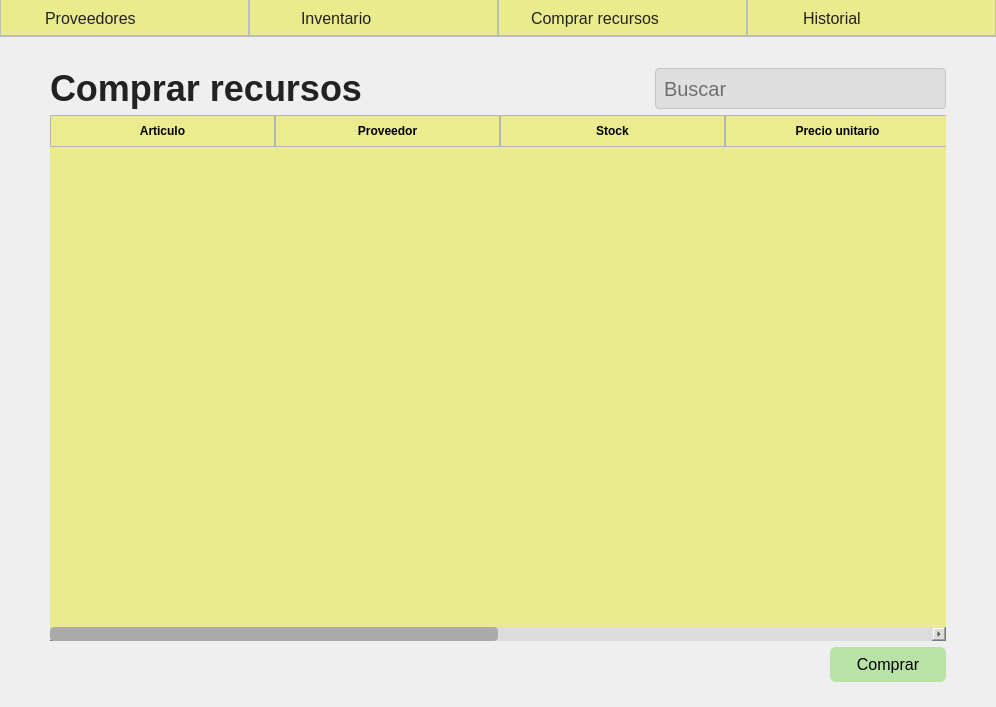
Above: app/windows/ui/buy.ui from MoralesMortales/SIRCOM before the change. Below: the same form after it.
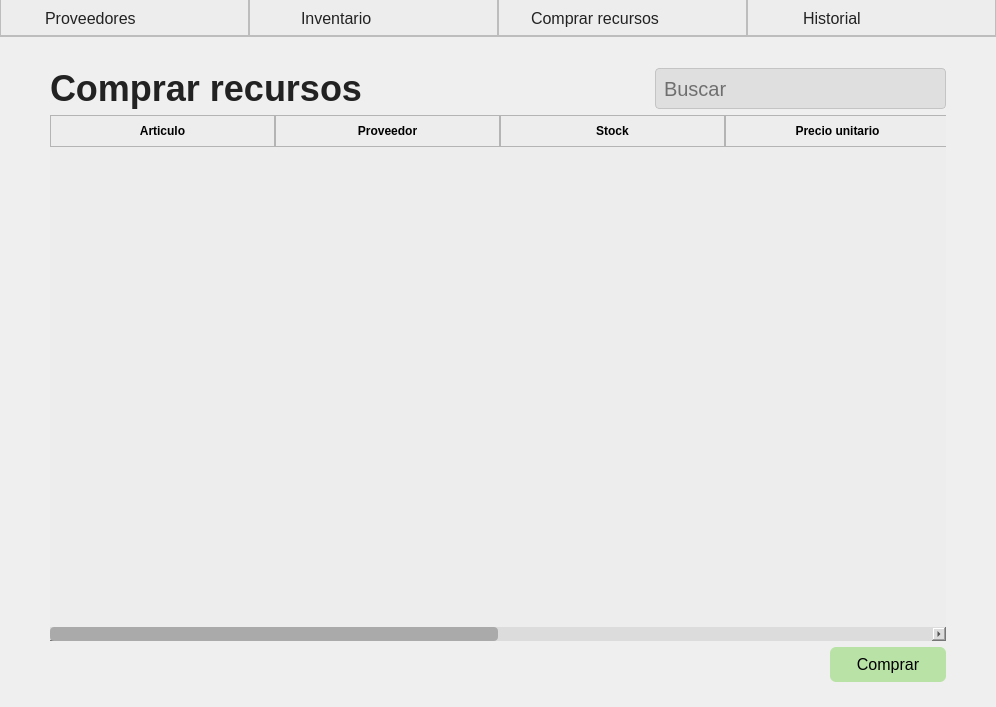
That is the form after the change. Icons and pictures are not drawn.

```diff
--- a/app/windows/ui/buy.ui
+++ b/app/windows/ui/buy.ui
@@ -28,7 +28,7 @@
 }
 
 #menu {
-    background: #EAEB8C;
+    background: #ededed;
     border-bottom: 1.5px solid #bdbdbd;
 }
 
@@ -95,15 +95,15 @@
 
 
 QTableWidget {
-    background: #EAEB8C;
-    gridline-color: #bcbcbc;
+    background: #ededed;
+    gridline-color: transparent;
     border-radius: 8px;
     font-size: 14px;
     color: #222;
 }
 
 QHeaderView::section {
-    background: #EBEC8D;
+    background: #EDEDED;
     padding: 6px 4px;
     font-weight: bold;
     border: 1px solid #b4b4b4;
```
